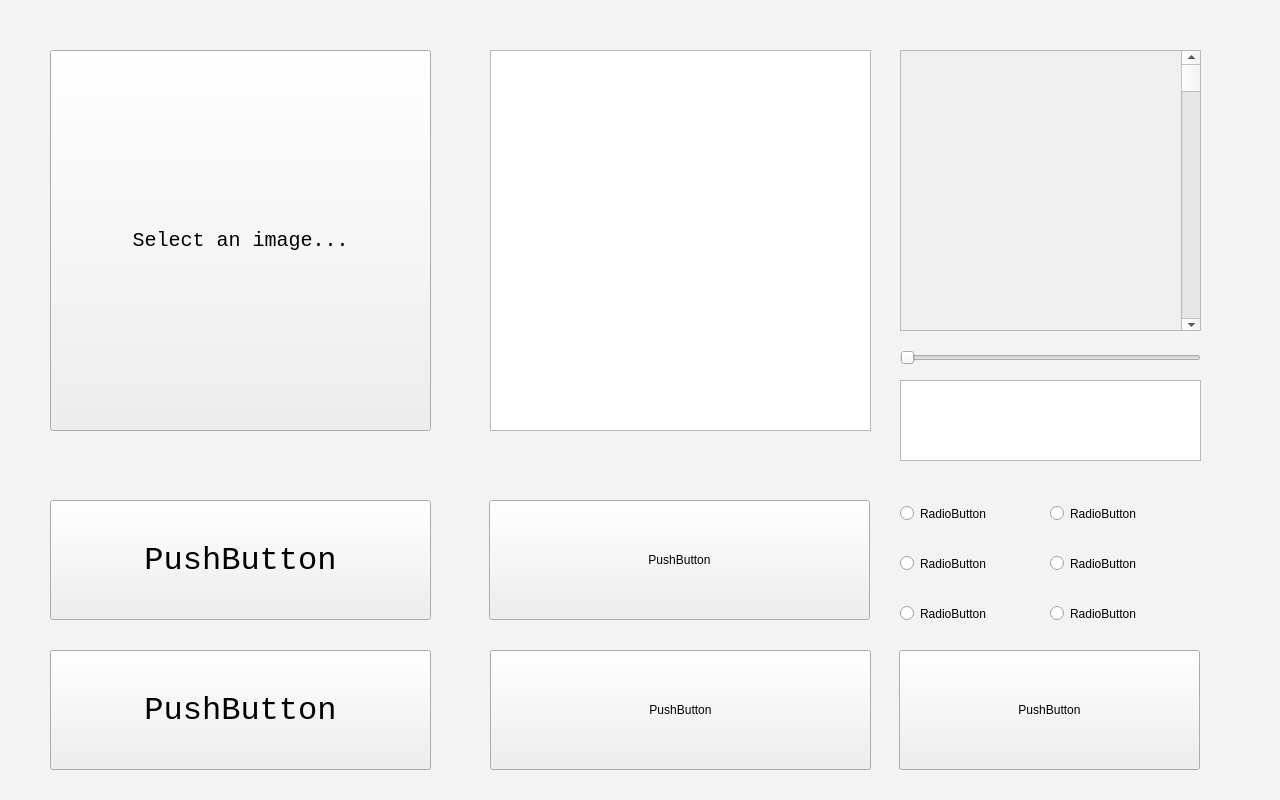
This is widget.ui in HIBIKl/CPP_Homework as Qt 5 draws it before an edit. The edited form follows.
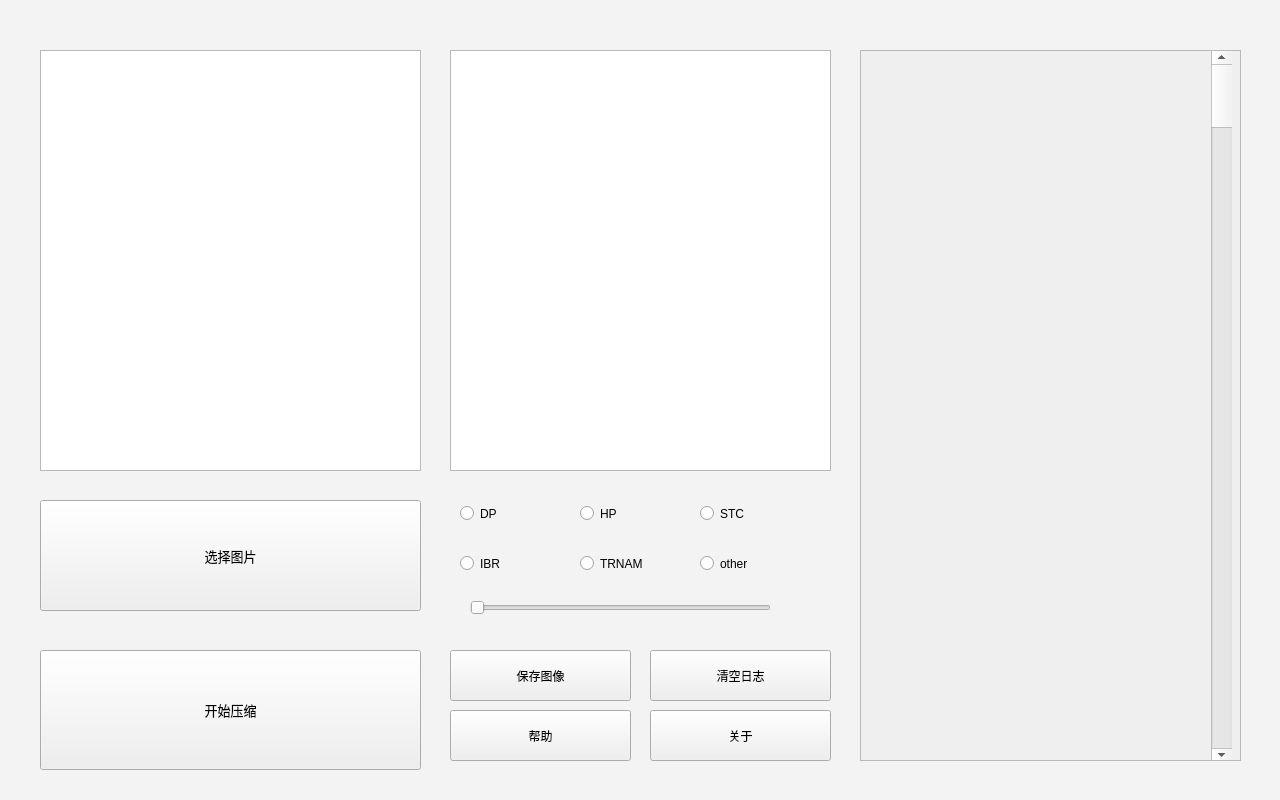
This is the edited form. Custom widgets are drawn as their Qt base class.

```diff
--- a/widget.ui
+++ b/widget.ui
@@ -10,18 +10,6 @@
     <height>800</height>
    </rect>
   </property>
-  <property name="minimumSize">
-   <size>
-    <width>1280</width>
-    <height>800</height>
-   </size>
-  </property>
-  <property name="maximumSize">
-   <size>
-    <width>1280</width>
-    <height>800</height>
-   </size>
-  </property>
   <property name="windowTitle">
    <string>Widget</string>
   </property>
@@ -37,18 +25,6 @@
      <height>800</height>
     </rect>
    </property>
-   <property name="minimumSize">
-    <size>
-     <width>1280</width>
-     <height>800</height>
-    </size>
-   </property>
-   <property name="maximumSize">
-    <size>
-     <width>1280</width>
-     <height>800</height>
-    </size>
-   </property>
    <property name="styleSheet">
     <string notr="true">#mainDisplayWidget{
 background-color: rgb(243, 243, 243);}</string>
@@ -56,7 +32,7 @@
    <widget class="QtMaterialRaisedButton" name="startCompression">
     <property name="geometry">
      <rect>
-      <x>50</x>
+      <x>40</x>
       <y>650</y>
       <width>381</width>
       <height>120</height>
@@ -65,187 +41,126 @@
     <property name="font">
      <font>
       <family>Consolas</family>
-      <pointsize>24</pointsize>
+      <pointsize>10</pointsize>
      </font>
     </property>
     <property name="text">
-     <string>PushButton</string>
-    </property>
-   </widget>
-   <widget class="QtMaterialRaisedButton" name="uploadPic">
-    <property name="geometry">
-     <rect>
-      <x>50</x>
-      <y>500</y>
-      <width>381</width>
-      <height>120</height>
-     </rect>
-    </property>
-    <property name="font">
-     <font>
-      <family>Consolas</family>
-      <pointsize>24</pointsize>
-     </font>
-    </property>
-    <property name="text">
-     <string>PushButton</string>
-    </property>
-   </widget>
-   <widget class="QtMaterialRaisedButton" name="function1">
-    <property name="geometry">
-     <rect>
-      <x>489</x>
-      <y>500</y>
-      <width>381</width>
-      <height>120</height>
-     </rect>
-    </property>
-    <property name="styleSheet">
-     <string notr="true"/>
-    </property>
-    <property name="text">
-     <string>PushButton</string>
-    </property>
-   </widget>
-   <widget class="QtMaterialRaisedButton" name="function3">
-    <property name="geometry">
-     <rect>
-      <x>490</x>
-      <y>650</y>
-      <width>381</width>
-      <height>120</height>
-     </rect>
-    </property>
-    <property name="text">
-     <string>PushButton</string>
+     <string>开始压缩</string>
     </property>
    </widget>
    <widget class="QtMaterialRaisedButton" name="function4">
     <property name="geometry">
      <rect>
-      <x>899</x>
+      <x>450</x>
       <y>650</y>
-      <width>301</width>
-      <height>120</height>
+      <width>181</width>
+      <height>51</height>
      </rect>
     </property>
     <property name="text">
-     <string>PushButton</string>
+     <string>保存图像</string>
     </property>
    </widget>
    <widget class="QGraphicsView" name="graphicsView_2">
     <property name="geometry">
      <rect>
-      <x>490</x>
+      <x>450</x>
       <y>50</y>
       <width>381</width>
-      <height>381</height>
+      <height>421</height>
      </rect>
     </property>
    </widget>
    <widget class="QtMaterialRaisedButton" name="selectPicture">
     <property name="geometry">
      <rect>
-      <x>50</x>
-      <y>50</y>
+      <x>40</x>
+      <y>500</y>
       <width>381</width>
-      <height>381</height>
+      <height>111</height>
      </rect>
     </property>
     <property name="font">
      <font>
       <family>Consolas</family>
-      <pointsize>15</pointsize>
+      <pointsize>10</pointsize>
       <bold>false</bold>
      </font>
     </property>
     <property name="text">
-     <string>Select an image...</string>
+     <string>选择图片</string>
     </property>
    </widget>
    <widget class="QtMaterialRadioButton" name="radioButton">
     <property name="geometry">
      <rect>
-      <x>900</x>
+      <x>460</x>
       <y>550</y>
-      <width>134</width>
+      <width>101</width>
       <height>27</height>
      </rect>
     </property>
     <property name="text">
-     <string>RadioButton</string>
+     <string>IBR</string>
     </property>
    </widget>
    <widget class="QtMaterialRadioButton" name="radioButton_2">
     <property name="geometry">
      <rect>
-      <x>900</x>
+      <x>460</x>
       <y>500</y>
-      <width>134</width>
+      <width>101</width>
       <height>27</height>
      </rect>
     </property>
     <property name="text">
-     <string>RadioButton</string>
+     <string>DP</string>
     </property>
    </widget>
    <widget class="QtMaterialRadioButton" name="radioButton_3">
     <property name="geometry">
      <rect>
-      <x>1050</x>
+      <x>580</x>
       <y>500</y>
-      <width>134</width>
+      <width>101</width>
       <height>27</height>
      </rect>
     </property>
     <property name="text">
-     <string>RadioButton</string>
+     <string>HP</string>
     </property>
    </widget>
    <widget class="QtMaterialRadioButton" name="radioButton_4">
     <property name="geometry">
      <rect>
-      <x>1050</x>
+      <x>580</x>
       <y>550</y>
-      <width>134</width>
+      <width>101</width>
       <height>27</height>
      </rect>
     </property>
     <property name="text">
-     <string>RadioButton</string>
+     <string>TRNAM</string>
     </property>
    </widget>
    <widget class="QtMaterialRadioButton" name="radioButton_5">
     <property name="geometry">
      <rect>
-      <x>900</x>
-      <y>600</y>
-      <width>134</width>
+      <x>700</x>
+      <y>500</y>
+      <width>101</width>
       <height>27</height>
      </rect>
     </property>
     <property name="text">
-     <string>RadioButton</string>
-    </property>
-   </widget>
-   <widget class="QtMaterialRadioButton" name="radioButton_6">
-    <property name="geometry">
-     <rect>
-      <x>1050</x>
-      <y>600</y>
-      <width>134</width>
-      <height>27</height>
-     </rect>
-    </property>
-    <property name="text">
-     <string>RadioButton</string>
+     <string>STC</string>
     </property>
    </widget>
    <widget class="QtMaterialSlider" name="horizontalSlider">
     <property name="geometry">
      <rect>
-      <x>900</x>
-      <y>350</y>
+      <x>470</x>
+      <y>600</y>
       <width>301</width>
       <height>16</height>
      </rect>
@@ -257,10 +172,10 @@
    <widget class="QScrollArea" name="scrollArea">
     <property name="geometry">
      <rect>
-      <x>900</x>
+      <x>860</x>
       <y>50</y>
-      <width>301</width>
-      <height>281</height>
+      <width>381</width>
+      <height>711</height>
      </rect>
     </property>
     <property name="widgetResizable">
@@ -271,17 +186,17 @@
       <rect>
        <x>0</x>
        <y>0</y>
-       <width>299</width>
-       <height>279</height>
+       <width>379</width>
+       <height>709</height>
       </rect>
      </property>
      <widget class="QtMaterialScrollBar" name="verticalScrollBar">
       <property name="geometry">
        <rect>
-        <x>280</x>
+        <x>350</x>
         <y>0</y>
         <width>21</width>
-        <height>281</height>
+        <height>711</height>
        </rect>
       </property>
       <property name="orientation">
@@ -290,16 +205,68 @@
      </widget>
     </widget>
    </widget>
-   <widget class="QPlainTextEdit" name="textOutput">
+   <widget class="QGraphicsView" name="graphicsView_3">
     <property name="geometry">
      <rect>
-      <x>900</x>
-      <y>380</y>
-      <width>301</width>
-      <height>81</height>
+      <x>40</x>
+      <y>50</y>
+      <width>381</width>
+      <height>421</height>
      </rect>
     </property>
    </widget>
+   <widget class="QtMaterialRaisedButton" name="function4_2">
+    <property name="geometry">
+     <rect>
+      <x>650</x>
+      <y>650</y>
+      <width>181</width>
+      <height>51</height>
+     </rect>
+    </property>
+    <property name="text">
+     <string>清空日志</string>
+    </property>
+   </widget>
+   <widget class="QtMaterialRaisedButton" name="function4_5">
+    <property name="geometry">
+     <rect>
+      <x>450</x>
+      <y>710</y>
+      <width>181</width>
+      <height>51</height>
+     </rect>
+    </property>
+    <property name="text">
+     <string>帮助</string>
+    </property>
+   </widget>
+   <widget class="QtMaterialRaisedButton" name="function4_6">
+    <property name="geometry">
+     <rect>
+      <x>650</x>
+      <y>710</y>
+      <width>181</width>
+      <height>51</height>
+     </rect>
+    </property>
+    <property name="text">
+     <string>关于</string>
+    </property>
+   </widget>
+   <widget class="QtMaterialRadioButton" name="radioButton_11">
+    <property name="geometry">
+     <rect>
+      <x>700</x>
+      <y>550</y>
+      <width>101</width>
+      <height>27</height>
+     </rect>
+    </property>
+    <property name="text">
+     <string>other</string>
+    </property>
+   </widget>
    <zorder>scrollArea</zorder>
    <zorder>startCompression</zorder>
    <zorder>uploadPic</zorder>
```
Left out of the diff: 10 changed lines with no effect on the pictures.
